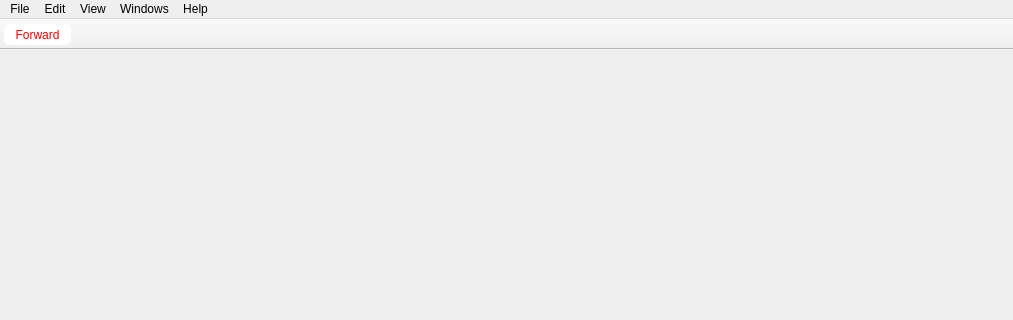
Old version of the form src/MainWindow.ui in the repository rizinorg/cutter; both pictures show x 0 to 1013 and y 0 to 320 of the 1013 by 606 pixel window.
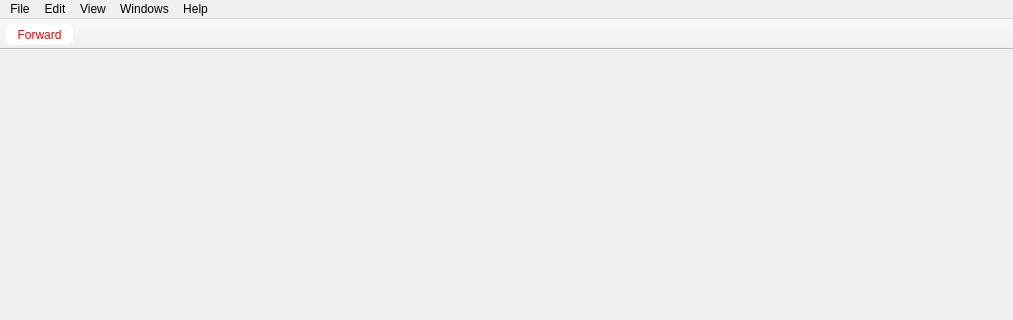
New version of the form. Icons and pictures are not drawn.

Commit message: Optimize UI for dark system themes #89

```diff
--- a/src/MainWindow.ui
+++ b/src/MainWindow.ui
@@ -23,8 +23,7 @@
    <string notr="true">QHeaderView::section {
      padding: 3px;
      padding-left: 10px;
-     background-color: rgb(232, 232, 232);
-     border: 2px solid white;
+/*     border: 2px solid white;*/
 }
 
 QTabBar
@@ -33,8 +32,6 @@
 }
 
 QTabBar::tab {
-    background: rgb(240, 240, 240);
-    border: 0px solid #2180a9;
     border-bottom-color: #2180a9;
     border-top-left-radius: 0px;
     border-top-right-radius: 0px;
@@ -55,7 +52,6 @@
 }
 
 QDockWidget::title {
-    background: rgb(236, 236, 236);
     text-align: center;
 }
 
@@ -296,12 +292,14 @@
     <string notr="true">QToolButton { /* all types of tool button */
     border: 0px solid rgb(255, 255, 255);
     border-radius: 6px;
-    border-left: 5px solid rgb(255, 255, 255);
-    border-right: 5px solid rgb(255, 255, 255);
     margin-bottom: 1px;
     margin-top: 1px;
+    margin-left: 2px;
+    margin-right: 2px;
 	background-color: rgb(255, 255, 255);
     padding: 2px;
+    padding-left: 7px;
+    padding-right: 7px;
 	color: rgb(255, 0, 0);
 }
 QToolButton .svg-icon path {
```
Left out of the diff: 6 changed lines with no effect on the pictures. The commit also changes 5 other files.
